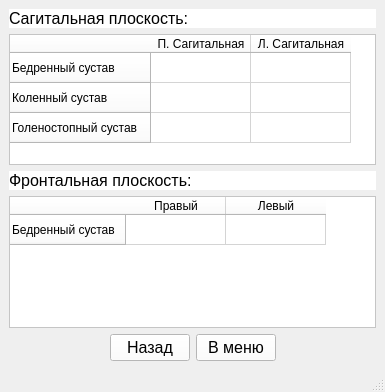
Qt form Table_srav.ui (Myhammadsak/MotionCapture_1vers) before a commit.
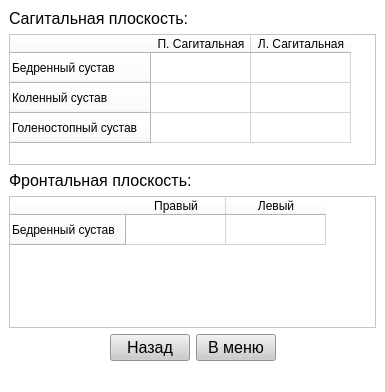
The same form after that commit.

```diff
--- a/Table_srav.ui
+++ b/Table_srav.ui
@@ -14,7 +14,7 @@
    <string>MainWindow</string>
   </property>
   <property name="styleSheet">
-   <string notr="true"/>
+   <string notr="true">background-color: rgb(255, 255, 255);</string>
   </property>
   <widget class="QWidget" name="centralwidget">
    <layout class="QVBoxLayout" name="verticalLayout_3">
@@ -131,7 +131,7 @@
            </font>
           </property>
           <property name="styleSheet">
-           <string notr="true">background-color: rgb(255, 255, 255);</string>
+           <string notr="true">background-color: rgb(203, 203, 203);</string>
           </property>
           <property name="text">
            <string>Назад</string>
@@ -146,7 +146,7 @@
            </font>
           </property>
           <property name="styleSheet">
-           <string notr="true">background-color: rgb(255, 255, 255);</string>
+           <string notr="true">background-color: rgb(203, 203, 203);</string>
           </property>
           <property name="text">
            <string>В меню</string>
```
